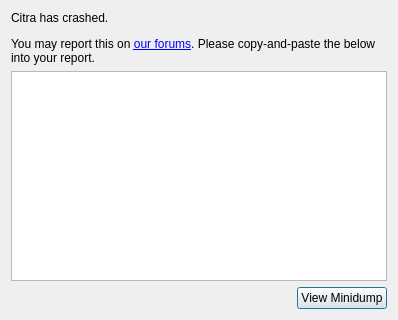
This is src/citra_qt/crash_dialog/crash_dialog.ui in Senjosei/Citra-Fun as Qt 5 draws it before an edit. The edited form follows.
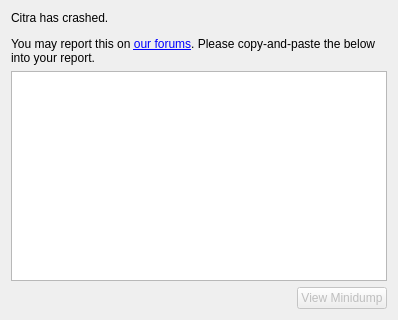
This is the edited form.

Commit message: crash_dialog: Open explorer window with minidump selected

What changed in the file:
```diff
--- a/src/citra_qt/crash_dialog/crash_dialog.ui
+++ b/src/citra_qt/crash_dialog/crash_dialog.ui
@@ -51,6 +51,9 @@
        <property name="text">
         <string>View Minidump</string>
        </property>
+       <property name="enabled">
+        <bool>false</bool>
+       </property>
       </widget>
      </item>
     </layout>
```
The commit also changes 3 other files.
